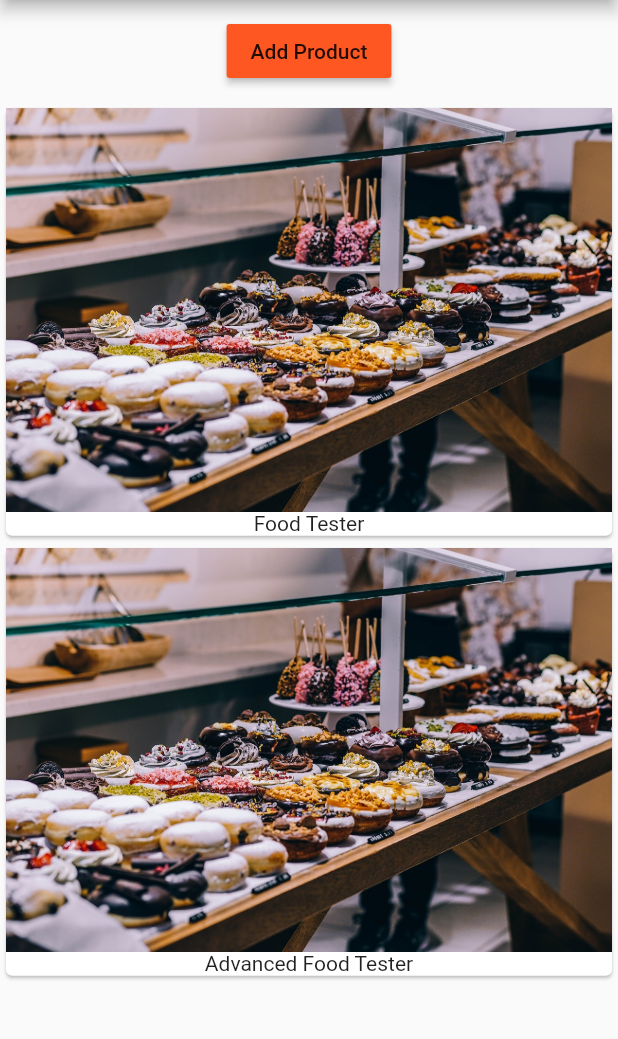
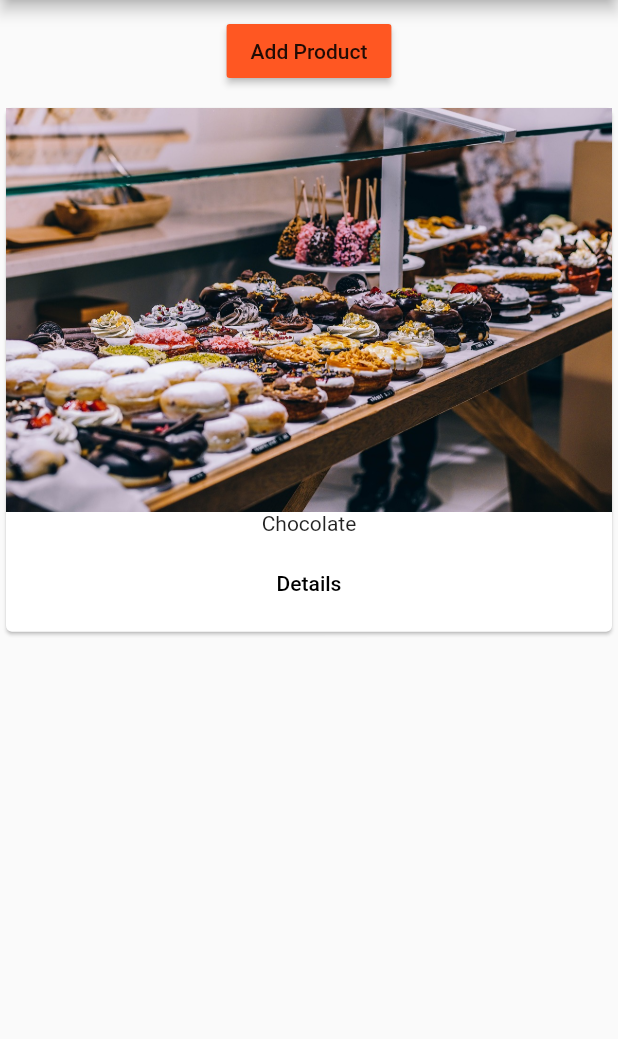
Before and after one commit to JohannesHa/learning_flutter, a Flutter app: the screen it shows after launch, after a tap on "Add Product", on a phone screen of 412 x 824 dp, the part 84-1123 px from its top. Run offline on Flutter 3.47's test engine with Material 2 defaults, Android fonts, the phone set to English and light mode, and no system bars.

Commit message:
stopped at video 72

```diff
--- a/lib/main.dart
+++ b/lib/main.dart
@@ -1,23 +1,25 @@
 import 'package:flutter/material.dart';
+// import 'package:flutter/rendering.dart';
 
-import './product_manager.dart';
+import './pages/home.dart';
 
-void main() => runApp(MyApp());
+void main() {
+  // debugPaintSizeEnabled = true;
+  // debugPaintBaselinesEnabled = true;
+  // debugPaintPointersEnabled = true;
+  runApp(MyApp());
+}
 
 class MyApp extends StatelessWidget {
   @override
   Widget build(BuildContext context) {
     return MaterialApp(
+      // debugShowMaterialGrid: true,
       theme: ThemeData(
+          brightness: Brightness.light,
           primarySwatch: Colors.deepOrange,
-          accentColor: Colors.deepPurple,
-          brightness: Brightness.light),
-      home: Scaffold(
-        appBar: AppBar(
-          title: Text('EasyList'),
-        ),
-        body: ProductManager('Food Tester'),
-      ),
+          accentColor: Colors.deepPurple),
+      home: HomePage(),
     );
   }
 }
--- /dev/null
+++ b/lib/pages/home.dart
@@ -0,0 +1,15 @@
+import 'package:flutter/material.dart';
+
+import '../product_manager.dart';
+
+class HomePage extends StatelessWidget {
+  @override
+  Widget build(BuildContext context) {
+    return Scaffold(
+      appBar: AppBar(
+        title: Text('EasyList'),
+      ),
+      body: ProductManager(),
+    );
+  }
+}
--- /dev/null
+++ b/lib/product_control.dart
@@ -0,0 +1,18 @@
+import 'package:flutter/material.dart';
+
+class ProductControl extends StatelessWidget {
+  final Function addProduct;
+
+  ProductControl(this.addProduct);
+
+  @override
+  Widget build(BuildContext context) {
+    return RaisedButton(
+      color: Theme.of(context).primaryColor,
+      onPressed: () {
+        addProduct({'title': 'Chocolate', 'image': 'assets/food.jpg'});
+      },
+      child: Text('Add Product'),
+    );
+  }
+}
--- a/lib/product_manager.dart
+++ b/lib/product_manager.dart
@@ -1,45 +1,63 @@
 import 'package:flutter/material.dart';
 
 import './products.dart';
+import './product_control.dart';
 
 class ProductManager extends StatefulWidget {
-  final String startingProduct;
+  final Map<String, String> startingProduct;
 
-  ProductManager(this.startingProduct);
+  ProductManager({this.startingProduct}) {
+    print('[ProductManager Widget] Constructor');
+  }
 
   @override
   State<StatefulWidget> createState() {
-    // TODO: implement createState
+    print('[ProductManager Widget] createState()');
     return _ProductManagerState();
   }
 }
 
 class _ProductManagerState extends State<ProductManager> {
-  List<String> _products = [];
+  List<Map<String, String>> _products = [];
 
   @override
   void initState() {
-    _products.add(widget.startingProduct);
-    super.initState();
+    print('[ProductManager State] initState()');
+    if (widget.startingProduct != null) {
+      _products.add(widget.startingProduct);
+      super.initState();
+    }
+  }
+
+  @override
+  void didUpdateWidget(ProductManager oldWidget) {
+    print('[ProductManager State] didUpdateWidget()');
+    super.didUpdateWidget(oldWidget);
+  }
+
+  void _addProduct(Map<String, String> product) {
+    setState(() {
+      _products.add(product);
+    });
+    print(_products);
+  }
+
+  void _deleteProduct(int index) {
+    setState(() {
+          _products.removeAt(index);
+        });
   }
 
   @override
   Widget build(BuildContext context) {
+    print('[ProductManager State] build()');
     return Column(
       children: [
         Container(
           margin: EdgeInsets.all(10.0),
-          child: RaisedButton(
-            color: Theme.of(context).primaryColor,
-            onPressed: () {
-              setState(() {
-                _products.add('Advanced Food Tester');
-              });
-            },
-            child: Text('Add Product'),
-          ),
+          child: ProductControl(_addProduct),
         ),
-        Products(_products)
+        Expanded(child: Products(_products, deleteProduct: _deleteProduct))
       ],
     );
   }
--- a/lib/products.dart
+++ b/lib/products.dart
@@ -1,27 +1,66 @@
 import 'package:flutter/material.dart';
 
+import './pages/product.dart';
+
 class Products extends StatelessWidget {
-  final List<String> products;
+  final List<Map<String, String>> products;
+  final Function deleteProduct;
 
-  Products(this.products){
-    print('Constructor');
+  Products(this.products, {this.deleteProduct}) {
+    print('[Products Widget] Constructor');
+  }
+
+  Widget _buildProductItem(BuildContext context, int index) {
+    return Card(
+      child: Column(
+        children: <Widget>[
+          Image.asset(products[index]['image']),
+          Text(products[index]['title']),
+          ButtonBar(
+            alignment: MainAxisAlignment.center,
+            children: <Widget>[
+              FlatButton(
+                  child: Text('Details'),
+                  onPressed: () => Navigator
+                          .push<bool>(
+                        context,
+                        MaterialPageRoute(
+                          builder: (BuildContext context) => ProductPage(
+                              products[index]['title'],
+                              products[index]['image']),
+                        ),
+                      )
+                          .then(
+                        ((bool value) {
+                          print(value);
+                          if (value) {
+                            deleteProduct(index);
+                          }
+                        }),
+                      ))
+            ],
+          )
+        ],
+      ),
+    );
+  }
+
+  Widget _buildProductList() {
+    Widget productCards;
+    if (products.length > 0) {
+      productCards = ListView.builder(
+        itemBuilder: _buildProductItem,
+        itemCount: products.length,
+      );
+    } else {
+      productCards = Container();
+    }
+    return productCards;
   }
 
   @override
   Widget build(BuildContext context) {
-    return Column(
-      children: products
-          .map(
-            (element) => Card(
-                  child: Column(
-                    children: <Widget>[
-                      Image.asset('assets/food.jpg'),
-                      Text(element)
-                    ],
-                  ),
-                ),
-          )
-          .toList(),
-    );
+    print('[Products Widget] build()');
+    return _buildProductList();
   }
 }
```
Also changed, not shown: lib/pages/product.dart (added, +42 -0 lines).
